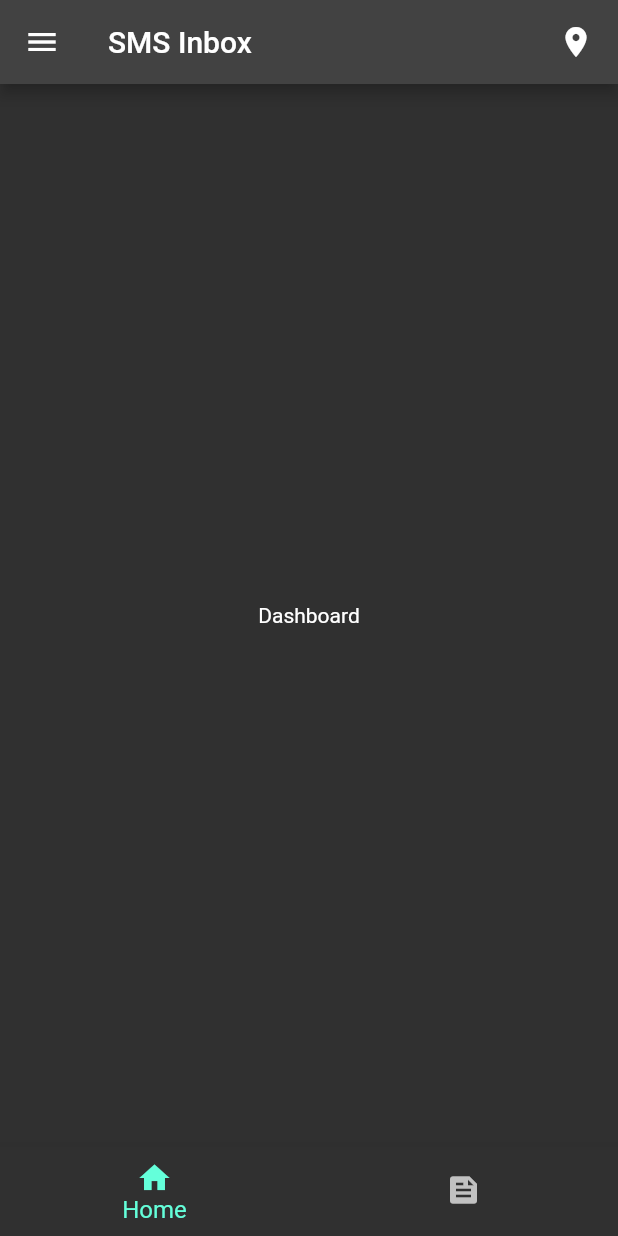
After one commit to abhinavjha98/chrome-plugin, a Flutter app: the screen it shows after launch, in the side drawer, after a tap on the "location on" icon, on a phone screen of 412 x 824 dp. The commit adds this screen. Run offline on Flutter 3.47's test engine with Material 2 defaults, Android fonts, the phone set to English and light mode, and no system bars; our stand-ins replace flutter_html, geolocator; missing offline and left inert: flutter_webview_plugin, sms.

Commit message:
Added drawer and bottombar

```diff
--- /dev/null
+++ b/lib/components/NavigationDrawer.dart
@@ -0,0 +1,14 @@
+import 'package:flutter/material.dart';
+
+class NavigationDrawer extends StatelessWidget {
+  const NavigationDrawer({Key key}) : super(key: key);
+
+  @override
+  Widget build(BuildContext context) {
+    return Drawer(
+      child: Container(
+        child: Text("Dummy"),
+      ),
+    );
+  }
+}
--- /dev/null
+++ b/lib/dashboard.dart
@@ -0,0 +1,19 @@
+import 'package:flutter/material.dart';
+
+class Dashboard extends StatefulWidget {
+  const Dashboard({Key key}) : super(key: key);
+
+  @override
+  _DashboardState createState() => _DashboardState();
+}
+
+class _DashboardState extends State<Dashboard> {
+  @override
+  Widget build(BuildContext context) {
+    return Center(
+      child: Container(
+        child: Text("Dashboard"),
+      ),
+    );
+  }
+}
--- /dev/null
+++ b/lib/home.dart
@@ -0,0 +1,86 @@
+import 'package:flutter/material.dart';
+import 'package:smsapp/components/NavigationDrawer.dart';
+import 'package:smsapp/dashboard.dart';
+import 'package:smsapp/inbox.dart';
+import 'package:smsapp/location.dart';
+
+class Home extends StatefulWidget {
+  @override
+  State createState() {
+    return HomeState();
+  }
+}
+
+class HomeState extends State {
+  int currentIndex = 0;
+  final screens = [
+    Dashboard(),
+    MyInbox(),
+  ];
+  @override
+  initState() {
+    super.initState();
+  }
+
+  @override
+  Widget build(BuildContext context) {
+    return Scaffold(
+      drawer: NavigationDrawer(),
+      appBar: AppBar(
+        title: Row(
+          mainAxisAlignment: MainAxisAlignment.spaceBetween,
+          children: [
+            Text("SMS Inbox"),
+            GestureDetector(
+              child: Icon(Icons.location_on),
+              onTap: () {
+                Navigator.push(
+                  context,
+                  new MaterialPageRoute(
+                    builder: (__) => new Location(),
+                  ),
+                );
+              },
+            ),
+          ],
+        ),
+        centerTitle: true,
+        // leading: GestureDetector(
+        //   child: Icon(Icons.location_on),
+        //   onTap: () {
+        //     Navigator.push(
+        //       context,
+        //       new MaterialPageRoute(
+        //         builder: (__) => new Location(),
+        //       ),
+        //     );
+        //   },
+        // ),
+        // backgroundColor: Colors.blue,
+      ),
+      body: screens[currentIndex],
+      bottomNavigationBar: BottomNavigationBar(
+        type: BottomNavigationBarType.fixed,
+        currentIndex: currentIndex,
+        selectedFontSize: 16,
+        showUnselectedLabels: false,
+        unselectedFontSize: 12,
+        onTap: (index) {
+          setState(() {
+            currentIndex = index;
+          });
+        },
+        items: [
+          BottomNavigationBarItem(
+            icon: Icon(Icons.home),
+            label: 'Home',
+          ),
+          BottomNavigationBarItem(
+            icon: Icon(Icons.feed),
+            label: 'Feed',
+          )
+        ],
+      ),
+    );
+  }
+}
--- a/pubspec.yaml
+++ b/pubspec.yaml
@@ -31,6 +31,10 @@ dependencies:
   sms: ^0.2.4
   loader: ^0.4.0
   http: ^0.12.2
+  geolocator: ^7.7.1
+  flutter_webview_plugin: ^0.3.11
+  webview_flutter: ^1.0.7
+  flutter_html: ^1.0.1
 
 dev_dependencies:
   flutter_test:
```
Also changed, not shown: lib/inbox.dart (added, +66 -0 lines), lib/location.dart (added, +115 -0 lines), lib/main.dart (+2 -78 lines), lib/messageDisplay.dart (added, +45 -0 lines), lib/models/smsModel.dart (added, +15 -0 lines), lib/status.dart (+25 -9 lines), lib/utils/http-client.dart (+10 -4 lines), lib/webView.dart (added, +49 -0 lines), pubspec.lock, 1 other file.
